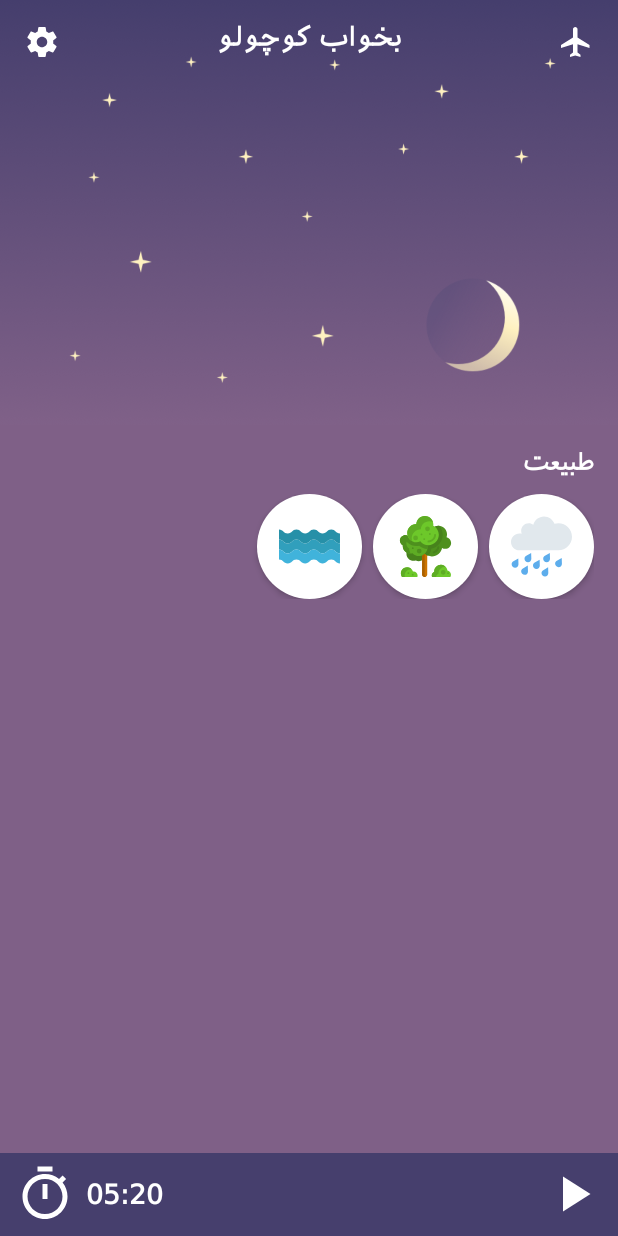
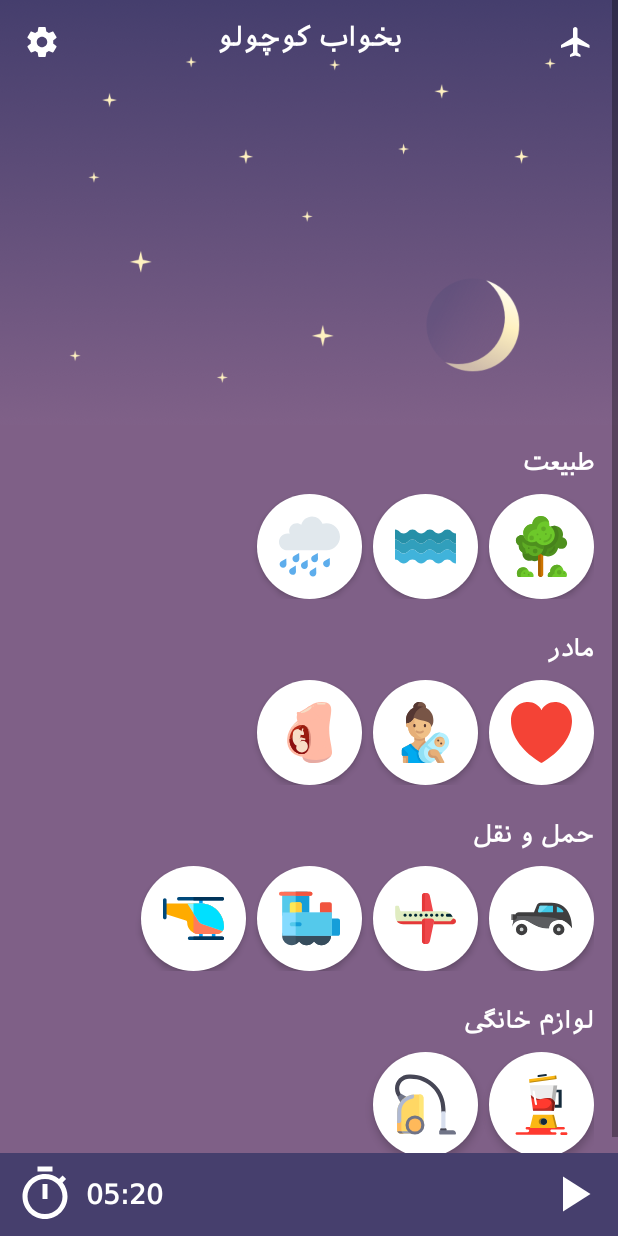
Before and after one commit to hanihashemi/sleepwellbaby, an Android app: the fragment MainFragment shown on its own in the app's theme, on a phone screen of 412 x 824 dp. Run offline under Robolectric (Android 15) with nearby library versions, the phone set to English and light mode, and no system bars; our stand-ins replace Timber.

Commit message:
Add all icons Add sections

```diff
--- a/app/src/main/java/com/hanihashemi/babysleep/MainFragment.kt
+++ b/app/src/main/java/com/hanihashemi/babysleep/MainFragment.kt
@@ -17,21 +17,49 @@ class MainFragment : BaseFragment() {
     override val layoutResource: Int get() = R.layout.main_fragment
 
     override fun customizeUI() {
-        val musics = mutableListOf<Music>()
-        musics.add(Music(0, "First 0", R.drawable.ic_rain, false))
-        musics.add(Music(0, "First 0", R.drawable.ic_forest, false))
-        musics.add(Music(0, "First 0", R.drawable.ic_sea, false))
 
-        val myLayout = inflate(context, R.layout.section_layout, wrapperLayout)
-        myLayout.findViewById<TextView>(R.id.title).text = "طبیعت"
+        airplane.setOnClickListener { IntentHelper().openAirplaneModeSettings(activity) }
+
+        // nature
+        val natureMusics = mutableListOf<Music>()
+        natureMusics.add(Music(0, "Forest", R.drawable.ic_forest))
+        natureMusics.add(Music(1, "Sea", R.drawable.ic_sea))
+        natureMusics.add(Music(2, "Rain", R.drawable.ic_rain))
+
+        //mother
+        val motherMusics = mutableListOf<Music>()
+        motherMusics.add(Music(3, "Heart", R.drawable.ic_heart))
+        motherMusics.add(Music(4, "Lung", R.drawable.ic_lung))
+        motherMusics.add(Music(5, "Womb", R.drawable.ic_womb))
+
+        //transport
+        val transportMusics = mutableListOf<Music>()
+        transportMusics.add(Music(6, "Car", R.drawable.ic_car))
+        transportMusics.add(Music(7, "Airplane", R.drawable.ic_airplane))
+        transportMusics.add(Music(8, "Train", R.drawable.ic_train))
+        transportMusics.add(Music(9, "Helicopter", R.drawable.ic_helicopter))
+
+        //appliance
+        val applianceMusics = mutableListOf<Music>()
+        applianceMusics.add(Music(10, "Blender", R.drawable.ic_blender))
+        applianceMusics.add(Music(11, "Cleaner", R.drawable.ic_cleaner))
+
+
+        addSectionLayout("طبیعت", natureMusics)
+        addSectionLayout("مادر", motherMusics)
+        addSectionLayout("حمل و نقل", transportMusics)
+        addSectionLayout("لوازم خانگی", applianceMusics)
+
+        Handler().postDelayed({ scrollView.scrollTo(0, 0) }, 100)
+    }
+
+    private fun addSectionLayout(name: String, natureMusics: MutableList<Music>) {
+        val myLayout = inflate(context, R.layout.section_layout, null)
+        myLayout.findViewById<TextView>(R.id.title).text = name
 
         val gridView = myLayout.findViewById<ExpandableGridView>(R.id.gridView2)
-        gridView.adapter = MusicalButtonAdapter(context, musics)
+        gridView.adapter = MusicalButtonAdapter(context, natureMusics)
 
-        Handler().postDelayed({scrollView.scrollTo(0, 0)}, 100)
-
-        airplane.setOnClickListener {
-            IntentHelper().openAirplaneModeSettings(activity)
-        }
+        wrapperLayout.addView(myLayout)
     }
 }
--- a/app/src/main/java/com/hanihashemi/babysleep/model/Music.kt
+++ b/app/src/main/java/com/hanihashemi/babysleep/model/Music.kt
@@ -3,6 +3,6 @@ package com.hanihashemi.babysleep.model
 /**
  * Created by hani on 12/24/17.
  */
-class Music(val id: Long,val name: String,val icon: Int, val isActive: Boolean) {
-
+class Music(val id: Long,val name: String,val icon: Int) {
+    public var isActive = false
 }
```
